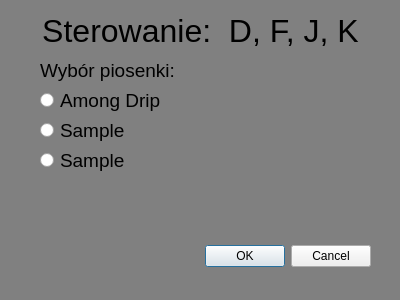
Above: songselect.ui from Mthw40/test1 before the change. Below: the same form after it.
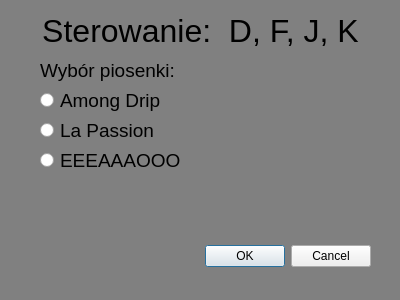
That is the form after the change. Icons and pictures are not drawn.

Patch:
```diff
--- a/songselect.ui
+++ b/songselect.ui
@@ -121,7 +121,7 @@
     </font>
    </property>
    <property name="text">
-    <string>Sample</string>
+    <string>La Passion</string>
    </property>
   </widget>
   <widget class="QRadioButton" name="option3">
@@ -139,7 +139,7 @@
     </font>
    </property>
    <property name="text">
-    <string>Sample</string>
+    <string>EEEAAAOOO</string>
    </property>
   </widget>
  </widget>
```
